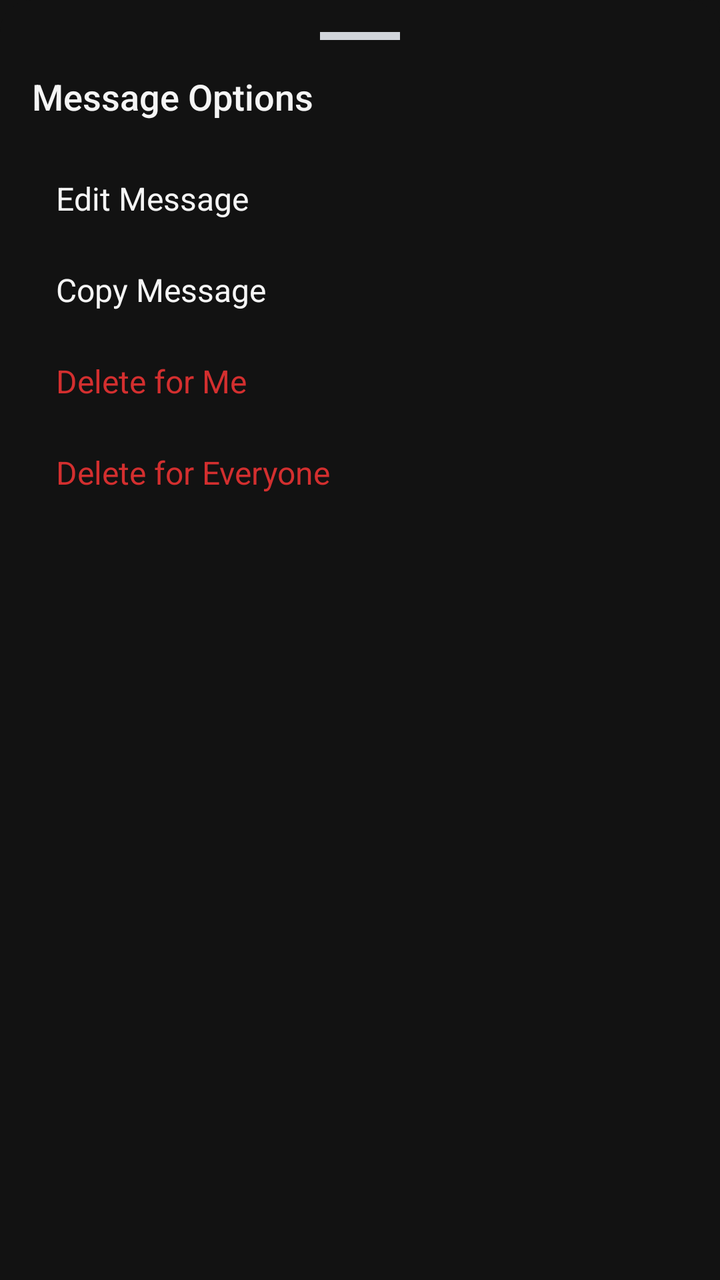
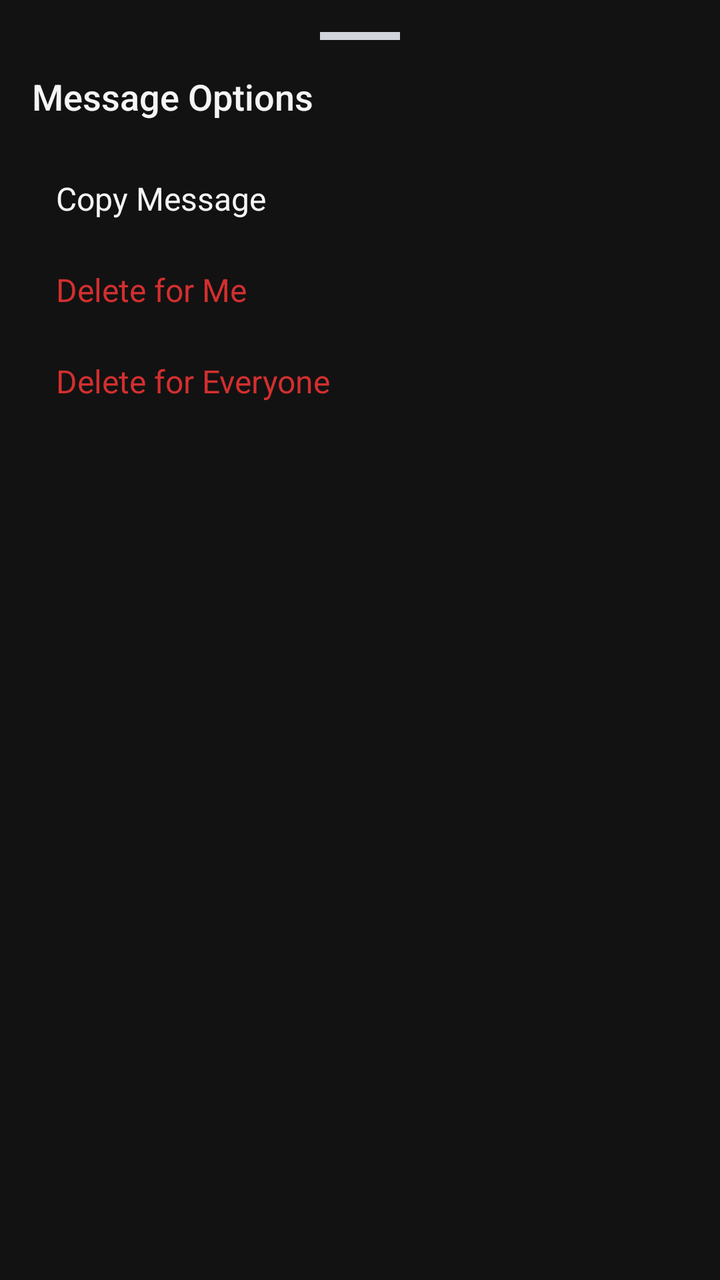

Before-and-after screenshots of an Android layout around one commit, followed by the original layout XML and the change that was made.
<!-- AndroidManifest.xml: application theme Theme.Findora -->
<!-- res/layout/layout_chat_bottom_sheet.xml -->
<?xml version="1.0" encoding="utf-8"?>
<LinearLayout xmlns:android="http://schemas.android.com/apk/res/android"
    android:layout_width="match_parent"
    android:layout_height="wrap_content"
    android:background="@drawable/bg_bottom_sheet"
    android:orientation="vertical"
    android:padding="16dp">

    
    <View
        android:layout_width="40dp"
        android:layout_height="4dp"
        android:layout_gravity="center_horizontal"
        android:layout_marginBottom="16dp"
        android:background="#D1D5DB" />

    <TextView
        android:layout_width="wrap_content"
        android:layout_height="wrap_content"
        android:layout_marginBottom="16dp"
        android:text="Message Options"
        android:textColor="@color/text_dark"
        android:textSize="18sp"
        android:fontFamily="sans-serif-medium" />

    <TextView
        android:id="@+id/btnEdit"
        android:layout_width="match_parent"
        android:layout_height="wrap_content"
        android:padding="12dp"
        android:text="Edit Message"
        android:textColor="@color/text_dark"
        android:textSize="16sp"
        android:drawablePadding="16dp" />

    <TextView
        android:id="@+id/btnCopy"
        android:layout_width="match_parent"
        android:layout_height="wrap_content"
        android:padding="12dp"
        android:text="Copy Message"
        android:textColor="@color/text_dark"
        android:textSize="16sp"
        android:drawablePadding="16dp" />

    <TextView
        android:id="@+id/btnDeleteMe"
        android:layout_width="match_parent"
        android:layout_height="wrap_content"
        android:padding="12dp"
        android:text="Delete for Me"
        android:textColor="#D32F2F"
        android:textSize="16sp"
        android:drawablePadding="16dp" />

    <TextView
        android:id="@+id/btnDeleteEveryone"
        android:layout_width="match_parent"
        android:layout_height="wrap_content"
        android:padding="12dp"
        android:text="Delete for Everyone"
        android:textColor="#D32F2F"
        android:textSize="16sp"
        android:drawablePadding="16dp" />

</LinearLayout>
<!-- resources referenced by this layout -->
<resources>
  <color name="text_dark">#F5F5F5</color>
  <!-- drawable bg_bottom_sheet (drawable) -->
  <?xml version="1.0" encoding="utf-8"?>
  <shape xmlns:android="http://schemas.android.com/apk/res/android">
      <solid android:color="@color/screen_background" />
      <corners android:topLeftRadius="16dp" android:topRightRadius="16dp" />
  </shape>
  <color name="screen_background">#121212</color>
  <color name="primary_purple">#7C6CF8</color>
  <color name="white">#FFFFFF</color>
  <color name="light_purple">#2D2550</color>
  <color name="md_theme_onPrimaryContainer">#CEC6FF</color>
  <color name="success_green">#4ADE80</color>
  <color name="md_theme_onSecondary">#0A2618</color>
  <color name="light_green">#0D2B1A</color>
  <color name="error_red">#F87171</color>
  <color name="md_theme_onError">#3D0000</color>
  <color name="surface_01">#1E1E1E</color>
  <color name="card_background">#2A2A2A</color>
  <color name="text_gray">#AAAAAA</color>
  <color name="md_theme_outline">#444444</color>
  <style name="Widget.Findora.Button" parent="Widget.Material3.Button">
          <item name="cornerRadius">@dimen/button_corner_radius</item>
          <item name="android:insetTop">0dp</item>
          <item name="android:insetBottom">0dp</item>
          <item name="android:textAllCaps">false</item>
          <item name="android:textSize">@dimen/text_body</item>
          <item name="android:fontFamily">sans-serif-medium</item>
          <item name="android:minHeight">@dimen/button_height</item>
          <item name="android:letterSpacing">0.02</item>
          <item name="backgroundTint">@color/primary_purple</item>
          <item name="android:textColor">@color/white</item>
      </style>
  <style name="Widget.Findora.Card" parent="Widget.Material3.CardView.Elevated">
          <item name="cardCornerRadius">@dimen/card_corner_radius</item>
          <item name="cardElevation">0dp</item>
          <item name="strokeWidth">0dp</item>
          <item name="cardBackgroundColor">@color/card_background</item>
          <item name="rippleColor">@color/primary_purple_10</item>
      </style>
  <style name="Widget.Findora.Chip" parent="Widget.Material3.Chip.Filter">
          <item name="chipCornerRadius">@dimen/chip_corner_radius</item>
          <item name="chipBackgroundColor">@color/chip_bg_colors</item>
          <item name="chipStrokeColor">@color/chip_stroke_colors</item>
          <item name="chipStrokeWidth">1dp</item>
          <item name="android:textColor">@color/chip_text_colors</item>
          <item name="checkedIconVisible">false</item>
          <item name="chipMinHeight">36dp</item>
          <item name="android:textSize">@dimen/text_caption</item>
          <item name="android:textStyle">bold</item>
      </style>
  <style name="Widget.Findora.BottomNav" parent="Widget.MaterialComponents.BottomNavigationView">
          <item name="itemIconTint">@color/nav_item_colors</item>
          <item name="itemTextColor">@color/nav_item_colors</item>
          <item name="itemActiveIndicatorStyle">@style/Widget.Findora.BottomNav.ActiveIndicator</item>
      </style>
  <dimen name="button_corner_radius">16dp</dimen>
  <dimen name="text_body">15sp</dimen>
  <dimen name="button_height">56dp</dimen>
  <dimen name="card_corner_radius">20dp</dimen>
  <color name="primary_purple_10">#1A7C6CF8</color>
  <dimen name="input_corner_radius">14dp</dimen>
  <color name="text_hint">#666666</color>
  <color name="surface_02">#252525</color>
  <dimen name="chip_corner_radius">20dp</dimen>
  <dimen name="text_caption">13sp</dimen>
  <style name="Widget.Findora.BottomNav.ActiveIndicator" parent="Widget.Material3.BottomNavigationView.ActiveIndicator">
          <item name="android:color">@color/light_purple</item>
      </style>
  <!-- unchanged entries left out for length: 2 -->
</resources>

<!-- the commit's change to res/layout/layout_chat_bottom_sheet.xml (unified diff, before → after) -->
@@ -23,15 +23,6 @@
         android:textSize="18sp"
         android:fontFamily="sans-serif-medium" />
 
-    <TextView
-        android:id="@+id/btnEdit"
-        android:layout_width="match_parent"
-        android:layout_height="wrap_content"
-        android:padding="12dp"
-        android:text="Edit Message"
-        android:textColor="@color/text_dark"
-        android:textSize="16sp"
-        android:drawablePadding="16dp" />
 
     <TextView
         android:id="@+id/btnCopy"
